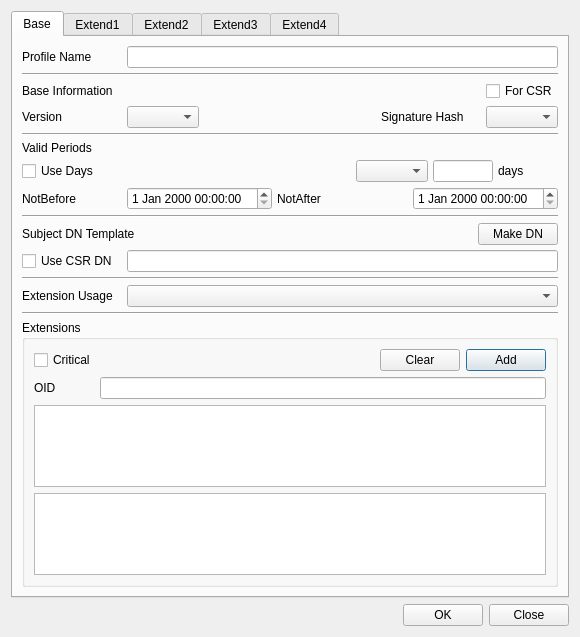
Before: the Qt Designer form CertMan/make_cert_profile_dlg.ui in jykim74/CertMan, drawn with Qt 5.
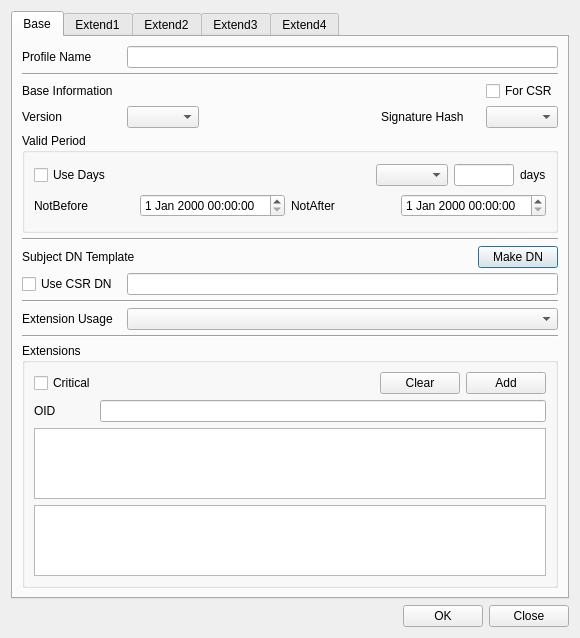
After: the same form once the commit is applied.

Commit message: 인증서 프로파일 기간 처리 UI 개선

What changed in the file:
```diff
--- a/CertMan/make_cert_profile_dlg.ui
+++ b/CertMan/make_cert_profile_dlg.ui
@@ -27,85 +27,67 @@
        <property name="spacing">
         <number>5</number>
        </property>
-       <item row="7" column="0">
-        <layout class="QGridLayout" name="gridLayout_9">
-         <property name="topMargin">
-          <number>0</number>
+       <item row="6" column="0">
+        <widget class="Line" name="line_12">
+         <property name="orientation">
+          <enum>Qt::Horizontal</enum>
          </property>
-         <item row="0" column="0">
-          <widget class="QCheckBox" name="mUseDaysCheck">
-           <property name="minimumSize">
-            <size>
-             <width>100</width>
-             <height>0</height>
-            </size>
-           </property>
-           <property name="maximumSize">
-            <size>
-             <width>100</width>
-             <height>16777215</height>
-            </size>
-           </property>
-           <property name="text">
-            <string>Use Days</string>
-           </property>
-          </widget>
-         </item>
-         <item row="0" column="1">
-          <spacer name="horizontalSpacer_3">
-           <property name="orientation">
-            <enum>Qt::Horizontal</enum>
-           </property>
-           <property name="sizeHint" stdset="0">
-            <size>
-             <width>40</width>
-             <height>20</height>
-            </size>
-           </property>
-          </spacer>
-         </item>
-         <item row="0" column="3">
-          <widget class="QLineEdit" name="mDaysText">
-           <property name="maximumSize">
-            <size>
-             <width>60</width>
-             <height>16777215</height>
-            </size>
-           </property>
-          </widget>
-         </item>
-         <item row="0" column="4">
-          <widget class="QLabel" name="mDaysLabel">
-           <property name="minimumSize">
-            <size>
-             <width>60</width>
-             <height>0</height>
-            </size>
-           </property>
-           <property name="maximumSize">
-            <size>
-             <width>60</width>
-             <height>16777215</height>
-            </size>
-           </property>
-           <property name="text">
-            <string>days</string>
-           </property>
-          </widget>
-         </item>
-         <item row="0" column="2">
-          <widget class="QComboBox" name="mDaysTypeCombo"/>
-         </item>
-        </layout>
+        </widget>
        </item>
-       <item row="13" column="0">
+       <item row="10" column="0">
         <widget class="Line" name="line_13">
          <property name="orientation">
           <enum>Qt::Horizontal</enum>
          </property>
         </widget>
        </item>
-       <item row="12" column="0">
+       <item row="2" column="0">
+        <layout class="QGridLayout" name="gridLayout_27">
+         <property name="topMargin">
+          <number>0</number>
+         </property>
+         <item row="0" column="2">
+          <widget class="QCheckBox" name="mForCSRCheck">
+           <property name="text">
+            <string>For CSR</string>
+           </property>
+          </widget>
+         </item>
+         <item row="0" column="0">
+          <widget class="QLabel" name="label_2">
+           <property name="minimumSize">
+            <size>
+             <width>100</width>
+             <height>0</height>
+            </size>
+           </property>
+           <property name="maximumSize">
+            <size>
+             <width>16777215</width>
+             <height>16777215</height>
+            </size>
+           </property>
+           <property name="text">
+            <string>Base Information</string>
+           </property>
+          </widget>
+         </item>
+         <item row="0" column="1">
+          <spacer name="horizontalSpacer_17">
+           <property name="orientation">
+            <enum>Qt::Horizontal</enum>
+           </property>
+           <property name="sizeHint" stdset="0">
+            <size>
+             <width>40</width>
+             <height>20</height>
+            </size>
+           </property>
+          </spacer>
+         </item>
+        </layout>
+       </item>
+       <item row="9" column="0">
         <layout class="QGridLayout" name="gridLayout_11">
          <property name="topMargin">
           <number>0</number>
@@ -134,129 +116,126 @@
          </item>
         </layout>
        </item>
-       <item row="0" column="0">
-        <layout class="QGridLayout" name="gridLayout_6">
-         <item row="0" column="0">
-          <widget class="QLabel" name="label">
-           <property name="minimumSize">
-            <size>
-             <width>100</width>
-             <height>0</height>
-            </size>
-           </property>
-           <property name="maximumSize">
-            <size>
-             <width>100</width>
-             <height>16777215</height>
-            </size>
-           </property>
-           <property name="text">
-            <string>Profile Name</string>
-           </property>
-          </widget>
-         </item>
-         <item row="0" column="1">
-          <widget class="QLineEdit" name="mNameText"/>
-         </item>
-        </layout>
-       </item>
-       <item row="16" column="0">
-        <widget class="QGroupBox" name="mExtensionsGroup">
-         <property name="minimumSize">
-          <size>
-           <width>0</width>
-           <height>0</height>
-          </size>
-         </property>
-         <property name="title">
-          <string>Extensions</string>
-         </property>
-         <layout class="QVBoxLayout" name="verticalLayout_6">
-          <item>
-           <layout class="QGridLayout" name="gridLayout_30">
-            <item row="0" column="3">
-             <widget class="QPushButton" name="mExtensionsAddBtn">
-              <property name="text">
-               <string>Add</string>
-              </property>
-             </widget>
-            </item>
-            <item row="0" column="2">
-             <widget class="QPushButton" name="mExtensionsClearBtn">
-              <property name="text">
-               <string>Clear</string>
-              </property>
-             </widget>
-            </item>
-            <item row="0" column="0">
-             <widget class="QCheckBox" name="mExtensionsCriticalCheck">
-              <property name="text">
-               <string>Critical</string>
-              </property>
-             </widget>
-            </item>
-            <item row="0" column="1">
-             <spacer name="horizontalSpacer_19">
-              <property name="orientation">
-               <enum>Qt::Horizontal</enum>
-              </property>
-              <property name="sizeHint" stdset="0">
-               <size>
-                <width>40</width>
-                <height>20</height>
-               </size>
-              </property>
-             </spacer>
-            </item>
-           </layout>
-          </item>
-          <item>
-           <layout class="QGridLayout" name="gridLayout_31">
-            <item row="0" column="0">
-             <widget class="QLabel" name="label_34">
-              <property name="minimumSize">
-               <size>
-                <width>60</width>
-                <height>0</height>
-               </size>
-              </property>
-              <property name="maximumSize">
-               <size>
-                <width>16777215</width>
-                <height>16777215</height>
-               </size>
-              </property>
-              <property name="text">
-               <string>OID</string>
-              </property>
-             </widget>
-            </item>
-            <item row="0" column="1">
-             <widget class="QLineEdit" name="mExtensionsOIDText"/>
-            </item>
-           </layout>
-          </item>
-          <item>
-           <widget class="QPlainTextEdit" name="mExtensionsValueText"/>
-          </item>
-          <item>
-           <widget class="QTableWidget" name="mExtensionsTable">
-            <property name="contextMenuPolicy">
-             <enum>Qt::CustomContextMenu</enum>
-            </property>
-           </widget>
-          </item>
-         </layout>
-        </widget>
-       </item>
        <item row="5" column="0">
-        <widget class="Line" name="line_11">
-         <property name="orientation">
-          <enum>Qt::Horizontal</enum>
+        <widget class="QGroupBox" name="mPeriodGroup">
+         <property name="minimumSize">
+          <size>
+           <width>0</width>
+           <height>100</height>
+          </size>
          </property>
+         <property name="title">
+          <string>Valid Period</string>
+         </property>
+         <layout class="QVBoxLayout" name="verticalLayout_19">
+          <item>
+           <layout class="QGridLayout" name="gridLayout_22">
+            <item row="0" column="2">
+             <widget class="QComboBox" name="mDaysTypeCombo"/>
+            </item>
+            <item row="0" column="4">
+             <widget class="QLabel" name="mDaysLabel">
+              <property name="minimumSize">
+               <size>
+                <width>0</width>
+                <height>0</height>
+               </size>
+              </property>
+              <property name="maximumSize">
+               <size>
+                <width>16777215</width>
+                <height>16777215</height>
+               </size>
+              </property>
+              <property name="text">
+               <string>days</string>
+              </property>
+             </widget>
+            </item>
+            <item row="0" column="0">
+             <widget class="QCheckBox" name="mUseDaysCheck">
+              <property name="minimumSize">
+               <size>
+                <width>100</width>
+                <height>0</height>
+               </size>
+              </property>
+              <property name="maximumSize">
+               <size>
+                <width>100</width>
+                <height>16777215</height>
+               </size>
+              </property>
+              <property name="text">
+               <string>Use Days</string>
+              </property>
+             </widget>
+            </item>
+            <item row="0" column="3">
+             <widget class="QLineEdit" name="mDaysText">
+              <property name="maximumSize">
+               <size>
+                <width>60</width>
+                <height>16777215</height>
+               </size>
+              </property>
+             </widget>
+            </item>
+            <item row="0" column="1">
+             <spacer name="horizontalSpacer_3">
+              <property name="orientation">
+               <enum>Qt::Horizontal</enum>
+              </property>
+              <property name="sizeHint" stdset="0">
+               <size>
+                <width>40</width>
+                <height>20</height>
+               </size>
+              </property>
+             </spacer>
+            </item>
+           </layout>
+          </item>
+          <item>
+           <layout class="QGridLayout" name="gridLayout_23">
+            <item row="0" column="2">
+             <widget class="QLabel" name="label_8">
+              <property name="text">
+               <string>NotAfter</string>
+              </property>
+             </widget>
+            </item>
+            <item row="0" column="1">
+             <widget class="QDateTimeEdit" name="mNotBeforeDateTime"/>
+            </item>
+            <item row="0" column="0">
+             <widget class="QLabel" name="label_7">
+              <property name="minimumSize">
+               <size>
+                <width>100</width>
+                <height>0</height>
+               </size>
+              </property>
+              <property name="maximumSize">
+               <size>
+                <width>100</width>
+                <height>16777215</height>
+               </size>
+              </property>
+              <property name="text">
+               <string>NotBefore</string>
+              </property>
+             </widget>
+            </item>
+            <item row="0" column="3">
+             <widget class="QDateTimeEdit" name="mNotAfterDateTime"/>
+            </item>
+           </layout>
+          </item>
+         </layout>
         </widget>
        </item>
-       <item row="14" column="0">
+       <item row="11" column="0">
         <layout class="QGridLayout" name="gridLayout_28">
          <property name="topMargin">
           <number>0</number>
@@ -295,7 +274,7 @@
          </item>
         </layout>
        </item>
-       <item row="10" column="0">
+       <item row="7" column="0">
         <layout class="QGridLayout" name="gridLayout_8">
          <property name="topMargin">
           <number>0</number>
@@ -329,51 +308,94 @@
          </item>
         </layout>
        </item>
-       <item row="2" column="0">
-        <layout class="QGridLayout" name="gridLayout_27">
-         <property name="topMargin">
-          <number>0</number>
+       <item row="13" column="0">
+        <widget class="QGroupBox" name="mExtensionsGroup">
+         <property name="minimumSize">
+          <size>
+           <width>0</width>
+           <height>0</height>
+          </size>
          </property>
-         <item row="0" column="2">
-          <widget class="QCheckBox" name="mForCSRCheck">
-           <property name="text">
-            <string>For CSR</string>
-           </property>
-          </widget>
-         </item>
-         <item row="0" column="0">
-          <widget class="QLabel" name="label_2">
-           <property name="minimumSize">
-            <size>
-             <width>100</width>
-             <height>0</height>
-            </size>
-           </property>
-           <property name="maximumSize">
-            <size>
-             <width>16777215</width>
-             <height>16777215</height>
-            </size>
-           </property>
-           <property name="text">
-            <string>Base Information</string>
-           </property>
-          </widget>
-         </item>
-         <item row="0" column="1">
-          <spacer name="horizontalSpacer_17">
-           <property name="orientation">
-            <enum>Qt::Horizontal</enum>
-           </property>
-           <property name="sizeHint" stdset="0">
-            <size>
-             <width>40</width>
-             <height>20</height>
-            </size>
-           </property>
-          </spacer>
-         </item>
-        </layout>
+         <property name="title">
+          <string>Extensions</string>
+         </property>
+         <layout class="QVBoxLayout" name="verticalLayout_6">
+          <item>
+           <layout class="QGridLayout" name="gridLayout_30">
+            <item row="0" column="3">
+             <widget class="QPushButton" name="mExtensionsAddBtn">
+              <property name="text">
+               <string>Add</string>
+              </property>
+             </widget>
+            </item>
+            <item row="0" column="2">
+             <widget class="QPushButton" name="mExtensionsClearBtn">
+              <property name="text">
+               <string>Clear</string>
+              </property>
+             </widget>
+            </item>
+            <item row="0" column="0">
+             <widget class="QCheckBox" name="mExtensionsCriticalCheck">
+              <property name="text">
+               <string>Critical</string>
+              </property>
+             </widget>
+            </item>
+            <item row="0" column="1">
+             <spacer name="horizontalSpacer_19">
+              <property name="orientation">
+               <enum>Qt::Horizontal</enum>
+              </property>
+              <property name="sizeHint" stdset="0">
+               <size>
+                <width>40</width>
+                <height>20</height>
+               </size>
+              </property>
+             </spacer>
+            </item>
+           </layout>
+          </item>
+          <item>
+           <layout class="QGridLayout" name="gridLayout_31">
+            <item row="0" column="0">
+             <widget class="QLabel" name="label_34">
+              <property name="minimumSize">
+               <size>
+                <width>60</width>
+                <height>0</height>
+               </size>
+              </property>
+              <property name="maximumSize">
+               <size>
+                <width>16777215</width>
+                <height>16777215</height>
+               </size>
+              </property>
+              <property name="text">
+               <string>OID</string>
+              </property>
+             </widget>
+            </item>
+            <item row="0" column="1">
+             <widget class="QLineEdit" name="mExtensionsOIDText"/>
+            </item>
+           </layout>
+          </item>
+          <item>
+           <widget class="QPlainTextEdit" name="mExtensionsValueText"/>
+          </item>
+          <item>
+           <widget class="QTableWidget" name="mExtensionsTable">
+            <property name="contextMenuPolicy">
+             <enum>Qt::CustomContextMenu</enum>
+            </property>
+           </widget>
+          </item>
+         </layout>
+        </widget>
        </item>
        <item row="1" column="0">
         <widget class="Line" name="line_10">
@@ -382,13 +404,6 @@
          </property>
         </widget>
        </item>
-       <item row="9" column="0">
-        <widget class="Line" name="line_12">
-         <property name="orientation">
-          <enum>Qt::Horizontal</enum>
-         </property>
-        </widget>
-       </item>
        <item row="4" column="0">
         <layout class="QGridLayout" name="gridLayout_7">
          <property name="topMargin">
@@ -453,59 +468,39 @@
          </item>
         </layout>
        </item>
-       <item row="8" column="0">
-        <layout class="QGridLayout" name="gridLayout_10">
-         <property name="topMargin">
-          <number>0</number>
-         </property>
-         <item row="0" column="0">
-          <widget class="QLabel" name="label_7">
-           <property name="minimumSize">
-            <size>
-             <width>100</width>
-             <height>0</height>
-            </size>
-           </property>
-           <property name="maximumSize">
-            <size>
-             <width>100</width>
-             <height>16777215</height>
-            </size>
-           </property>
-           <property name="text">
-            <string>NotBefore</string>
-           </property>
-          </widget>
-         </item>
-         <item row="0" column="2">
-          <widget class="QLabel" name="label_8">
-           <property name="text">
-            <string>NotAfter</string>
-           </property>
-          </widget>
-         </item>
-         <item row="0" column="1">
-          <widget class="QDateTimeEdit" name="mNotBeforeDateTime"/>
-         </item>
-         <item row="0" column="3">
-          <widget class="QDateTimeEdit" name="mNotAfterDateTime"/>
-         </item>
-        </layout>
-       </item>
-       <item row="6" column="0">
-        <widget class="QLabel" name="label_5">
-         <property name="text">
-          <string>Valid Periods</string>
-         </property>
-        </widget>
-       </item>
-       <item row="15" column="0">
+       <item row="12" column="0">
         <widget class="Line" name="line">
          <property name="orientation">
           <enum>Qt::Horizontal</enum>
          </property>
         </widget>
        </item>
+       <item row="0" column="0">
+        <layout class="QGridLayout" name="gridLayout_6">
+         <item row="0" column="0">
+          <widget class="QLabel" name="label">
+           <property name="minimumSize">
+            <size>
+             <width>100</width>
+             <height>0</height>
+            </size>
+           </property>
+           <property name="maximumSize">
+            <size>
+             <width>100</width>
+             <height>16777215</height>
+            </size>
+           </property>
+           <property name="text">
+            <string>Profile Name</string>
+           </property>
+          </widget>
+         </item>
+         <item row="0" column="1">
+          <widget class="QLineEdit" name="mNameText"/>
+         </item>
+        </layout>
+       </item>
       </layout>
      </widget>
      <widget class="QWidget" name="mExtend1Tab">
```
Left out of the diff: 5 changed lines with no effect on the pictures. The commit also changes 1 other file.
